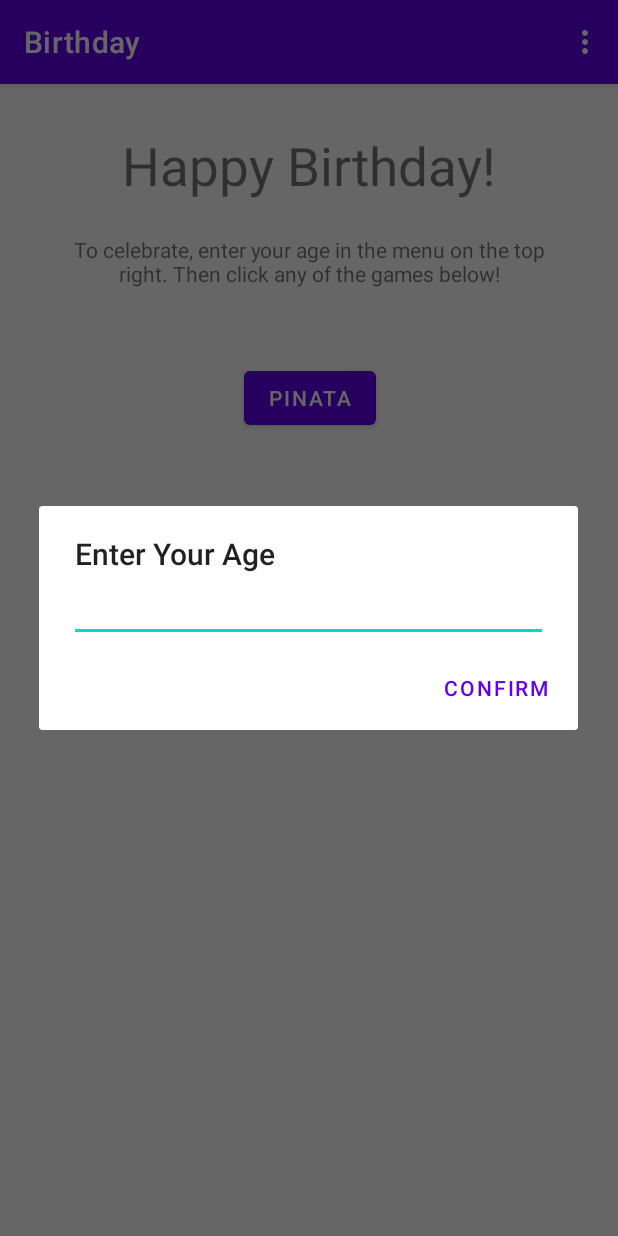
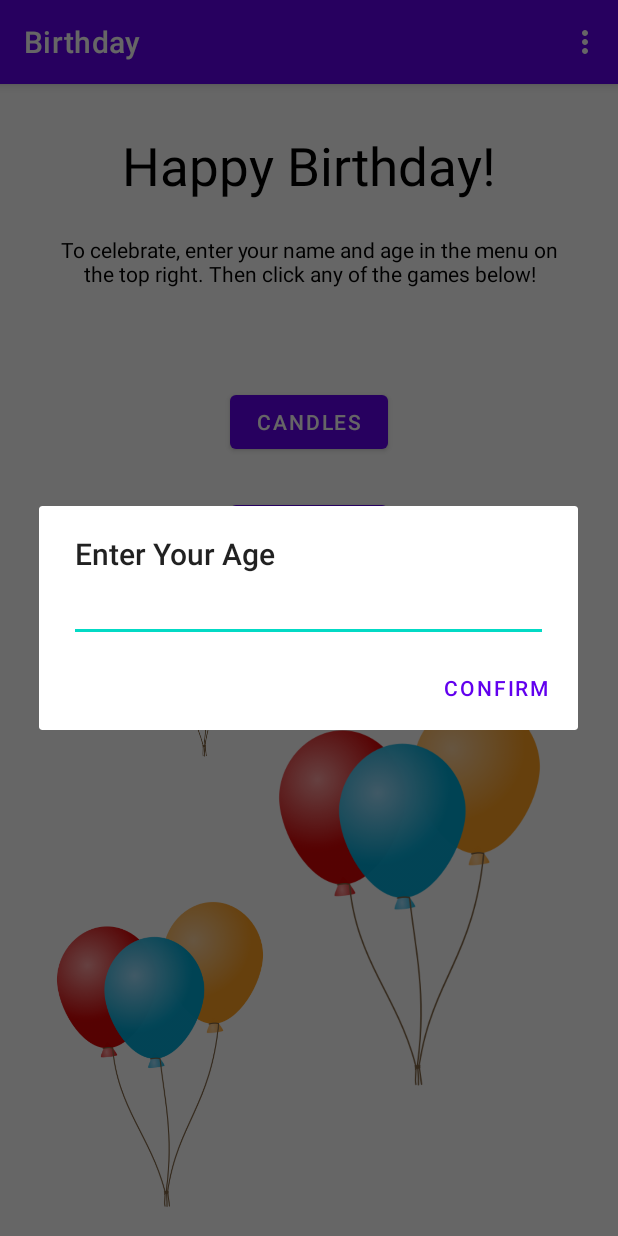
Before and after one commit to victorialei21/Birthday, an Android app: the screen it shows after launch (MainActivity), in the options menu, after a tap on "Age", on a phone screen of 412 x 824 dp. Run offline under Robolectric (Android 15) with nearby library versions, the phone set to English and light mode, and no system bars.

Commit message:
added name option to menu

```diff
--- a/app/src/main/java/com/example/birthday/GiftActivity.kt
+++ b/app/src/main/java/com/example/birthday/GiftActivity.kt
@@ -6,20 +6,28 @@ import android.os.Bundle
 import android.os.Handler
 import android.view.View
 import android.widget.ImageButton
+import android.widget.TextView
 import android.widget.Toast
 import androidx.appcompat.app.AlertDialog
 import androidx.appcompat.app.AppCompatActivity
 
 
 class GiftActivity : AppCompatActivity() {
+    lateinit var text : TextView
     var presentNdx = 1
+    var name = ""
 
     override fun onCreate(savedInstanceState: Bundle?) {
         super.onCreate(savedInstanceState)
         setContentView(R.layout.activity_gift)
         presentNdx = (1..9).shuffled().first()
+        name = intent.getStringExtra("Name").toString()
+        text = findViewById(R.id.textView4)
         //Toast.makeText(applicationContext, presentNdx.toString(), Toast.LENGTH_LONG).show()
 
+        if (name!="") {
+            text.text = "Happy birthday $name! \nWho brought you a present? \nTap your friends to find out."
+        }
     } // onCreate
 
     fun disappear (view : View) {
--- a/app/src/main/java/com/example/birthday/MainActivity.kt
+++ b/app/src/main/java/com/example/birthday/MainActivity.kt
@@ -14,6 +14,7 @@ import androidx.appcompat.app.AppCompatActivity
 
 class MainActivity : AppCompatActivity() {
     var age = 1
+    var name = ""
 
     override fun onCreate(savedInstanceState: Bundle?) {
         super.onCreate(savedInstanceState)
@@ -26,10 +27,11 @@ class MainActivity : AppCompatActivity() {
         return super.onCreateOptionsMenu(menu)
     }//onCreateOptionsMenu
 
-
     override fun onOptionsItemSelected(item: MenuItem): Boolean {
         val customLayout : View = layoutInflater
-            .inflate(R.layout.custom_alertdialog, null)
+            .inflate(R.layout.custom_alertdialog_number, null)
+        val customLayoutText : View = layoutInflater
+            .inflate(R.layout.custom_alertdialog_text, null)
 
         when (item.itemId) {
             R.id.age -> AlertDialog.Builder(this)
@@ -42,6 +44,16 @@ class MainActivity : AppCompatActivity() {
                         println("age: $age")
                 })
                 .show()
+            R.id.name -> AlertDialog.Builder(this)
+                .setTitle("Enter Your Name")
+                .setView(customLayoutText)
+                .setPositiveButton("Confirm", DialogInterface.OnClickListener(){
+                        dialogInterface: DialogInterface?, i: Int ->
+                        var editText = customLayoutText.findViewById<EditText>(R.id.editTextLetter)
+                        name = editText.text.toString()
+                        println("name: $name")
+                })
+                .show()
         }
         return false
     } //onOptionsItemSelected
@@ -49,11 +61,11 @@ class MainActivity : AppCompatActivity() {
 
     fun showGame(view : View){
         when(view.id){
-            R.id.pinataButton -> intent = Intent(this, PinataActivity::class.java)
             R.id.candlesButton -> intent = Intent(this, CandlesActivity::class.java)
             R.id.giftButton -> intent = Intent(this, GiftActivity::class.java)
         }
         intent.putExtra("Age", age)
+        intent.putExtra("Name", name)
         startActivity(intent)
     }//showGame
 
--- a/app/src/main/res/layout/activity_main.xml
+++ b/app/src/main/res/layout/activity_main.xml
@@ -11,6 +11,7 @@
         android:layout_width="wrap_content"
         android:layout_height="wrap_content"
         android:text="Happy Birthday!"
+        android:textColor="@color/black"
         android:textSize="35sp"
         app:layout_constraintBottom_toBottomOf="parent"
         app:layout_constraintLeft_toLeftOf="parent"
@@ -20,49 +21,66 @@
 
     <TextView
         android:id="@+id/textView2"
-        android:layout_width="316dp"
+        android:layout_width="350dp"
         android:layout_height="38dp"
         android:layout_marginTop="21dp"
         android:gravity="center"
-        android:text="To celebrate, enter your age in the menu on the top right. Then click any of the games below!"
+        android:text="To celebrate, enter your name and age in the menu on the top right. Then click any of the games below!"
+        android:textColor="@color/black"
         app:layout_constraintEnd_toEndOf="parent"
         app:layout_constraintHorizontal_bias="0.5"
         app:layout_constraintStart_toStartOf="parent"
         app:layout_constraintTop_toBottomOf="@+id/textView" />
 
     <Button
-        android:id="@+id/pinataButton"
-        android:layout_width="wrap_content"
+        android:id="@+id/candlesButton"
+        android:layout_width="105dp"
         android:layout_height="wrap_content"
-        android:layout_marginTop="48dp"
-        android:text="Pinata"
+        android:layout_marginTop="64dp"
         android:onClick="showGame"
+        android:text="Candles"
         app:layout_constraintEnd_toEndOf="parent"
-        app:layout_constraintHorizontal_bias="0.503"
         app:layout_constraintStart_toStartOf="parent"
         app:layout_constraintTop_toBottomOf="@+id/textView2" />
 
     <Button
-        android:id="@+id/candlesButton"
-        android:layout_width="wrap_content"
+        android:id="@+id/giftButton"
+        android:layout_width="105dp"
         android:layout_height="wrap_content"
-        android:layout_marginTop="48dp"
-        android:text="Candles"
+        android:layout_marginTop="25dp"
         android:onClick="showGame"
-        app:layout_constraintEnd_toEndOf="parent"
-        app:layout_constraintStart_toStartOf="parent"
-        app:layout_constraintTop_toBottomOf="@+id/pinataButton" />
-
-    <Button
-        android:id="@+id/giftButton"
-        android:layout_width="wrap_content"
-        android:layout_height="wrap_content"
-        android:layout_marginTop="48dp"
         android:text="Gift"
-        android:onClick="showGame"
         app:layout_constraintEnd_toEndOf="parent"
         app:layout_constraintHorizontal_bias="0.501"
         app:layout_constraintStart_toStartOf="parent"
         app:layout_constraintTop_toBottomOf="@+id/candlesButton" />
 
+    <ImageView
+        android:id="@+id/imageView"
+        android:layout_width="213dp"
+        android:layout_height="242dp"
+        app:layout_constraintBottom_toBottomOf="parent"
+        app:layout_constraintStart_toStartOf="parent"
+        app:srcCompat="@drawable/balloons" />
+
+    <ImageView
+        android:id="@+id/imageView4"
+        android:layout_width="154dp"
+        android:layout_height="194dp"
+        android:layout_marginStart="56dp"
+        android:layout_marginBottom="296dp"
+        app:layout_constraintBottom_toBottomOf="parent"
+        app:layout_constraintStart_toStartOf="parent"
+        app:srcCompat="@drawable/balloons" />
+
+    <ImageView
+        android:id="@+id/imageView3"
+        android:layout_width="270dp"
+        android:layout_height="314dp"
+        android:layout_marginEnd="4dp"
+        android:layout_marginBottom="72dp"
+        app:layout_constraintBottom_toBottomOf="parent"
+        app:layout_constraintEnd_toEndOf="parent"
+        app:srcCompat="@drawable/balloons" />
+
 </androidx.constraintlayout.widget.ConstraintLayout>
--- a/app/src/main/res/menu/main_menu.xml
+++ b/app/src/main/res/menu/main_menu.xml
@@ -1,5 +1,7 @@
 <?xml version="1.0" encoding="utf-8"?>
 <menu xmlns:android="http://schemas.android.com/apk/res/android">
+    <item android:title="Name"
+        android:id="@+id/name"> </item>
     <item android:title="Age"
         android:id="@+id/age"> </item>
 </menu>
```
Also changed, not shown: app/src/main/java/com/example/birthday/PinataActivity.kt (deleted, +0 -11 lines), app/src/main/res/layout/activity_pinata.xml (deleted, +0 -9 lines), app/src/main/res/layout/custom_alertdialog_text.xml (added, +15 -0 lines), app/src/main/res/drawable/balloons.png (added), app/src/main/res/drawable/popper.jpg (added), app/src/main/res/layout/custom_alertdialog_number.xml (renamed from app/src/main/res/layout/custom_alertdialog.xml).
